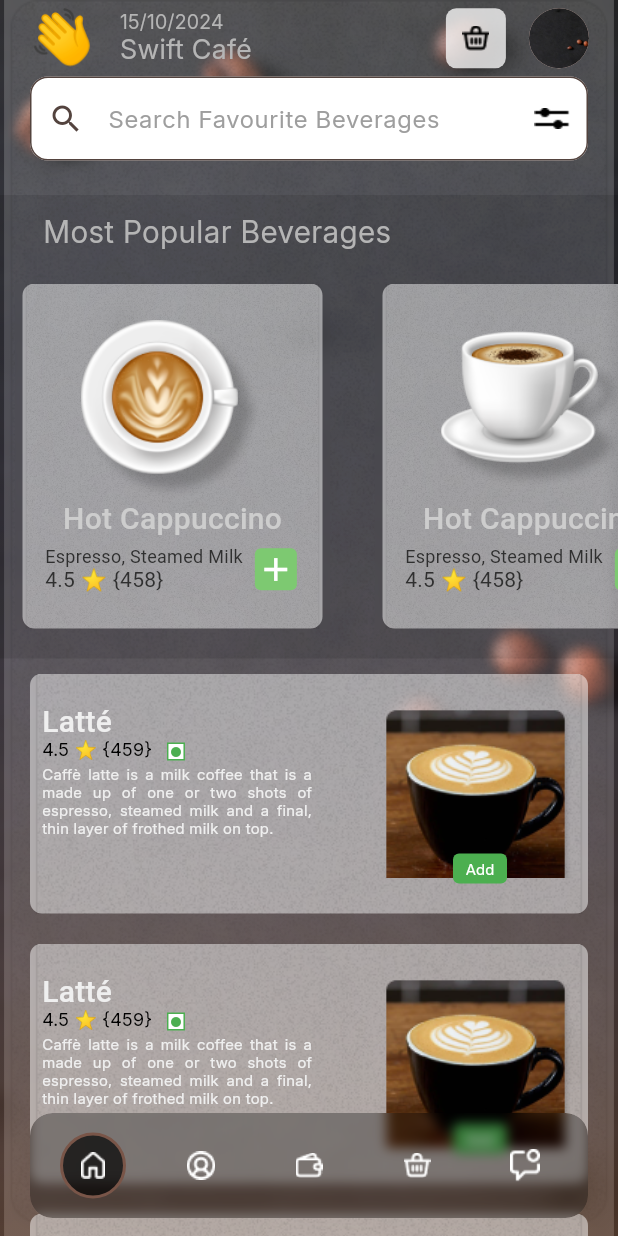
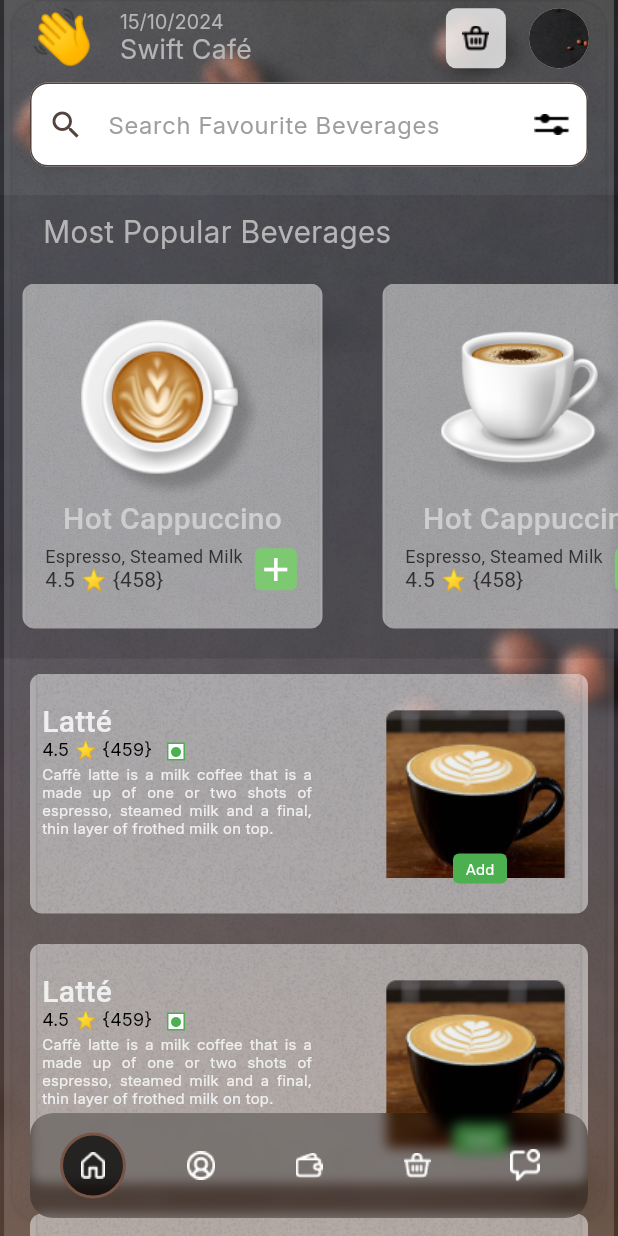
Before and after one commit to amankrmj01/swift_cafe, a Flutter app: the screen it shows after launch, after a tap on "Login", on a phone screen of 412 x 824 dp. Run offline on Flutter 3.47's test engine with Material 3 defaults, Android fonts, the phone set to English and light mode, and no system bars; our stand-ins replace get, simple_shadow, velocity_x.

Commit message:
fixed some bugs

```diff
--- a/lib/presentation/auth/auth.screen.dart
+++ b/lib/presentation/auth/auth.screen.dart
@@ -121,6 +121,13 @@ class AuthDisplayText extends StatelessWidget {
           fontFamily: 'Raleway',
           fontWeight: FontWeight.w400,
           height: 0,
+          shadows: [
+            Shadow(
+              blurRadius: 10.0,
+              color: Colors.white,
+              offset: Offset(0, 0),
+            ),
+          ],
         ),
       ),
     );
--- a/lib/presentation/home/home.screen.dart
+++ b/lib/presentation/home/home.screen.dart
@@ -31,7 +31,7 @@ class HomeScreen extends GetView<HomeController> {
                   pinned: true,
                   backgroundColor: Colors.transparent,
                   expandedHeight: 130,
-                  collapsedHeight: 110,
+                  collapsedHeight: 114,
                   elevation: 0,
                   flexibleSpace: LayoutBuilder(
                     builder:
@@ -49,6 +49,7 @@ class HomeScreen extends GetView<HomeController> {
                             HomeRow01(
                               controller: controller,
                             ),
+                            4.heightBox,
                             AppSearchBar(),
                           ],
                         ),
--- a/lib/presentation/home/popular_beverages.dart
+++ b/lib/presentation/home/popular_beverages.dart
@@ -1,6 +1,8 @@
 import 'dart:ui';
 
 import 'package:flutter/material.dart';
+import 'package:get/get.dart';
+import 'package:swift_cafe/infrastructure/navigation/routes.dart';
 import 'package:velocity_x/velocity_x.dart';
 
 import '../../consts/images.dart';
@@ -12,7 +14,14 @@ class PopularBeverages extends StatelessWidget {
 
   @override
   Widget build(BuildContext context) {
-    return Container(
+    return InkWell(
+      onTap: () {
+        Get.to(
+          Routes.DETAILS,
+          transition: Transition.zoom,
+        );
+      },
+      child: Container(
         width: double.infinity,
         color: Colors.black.withOpacity(0.1),
         child: Column(
@@ -144,6 +153,7 @@ class PopularBeverages extends StatelessWidget {
             ),
           ],
         ),
+      ),
     );
   }
 }
```
Lines whose indentation alone changed are shown as unchanged.
